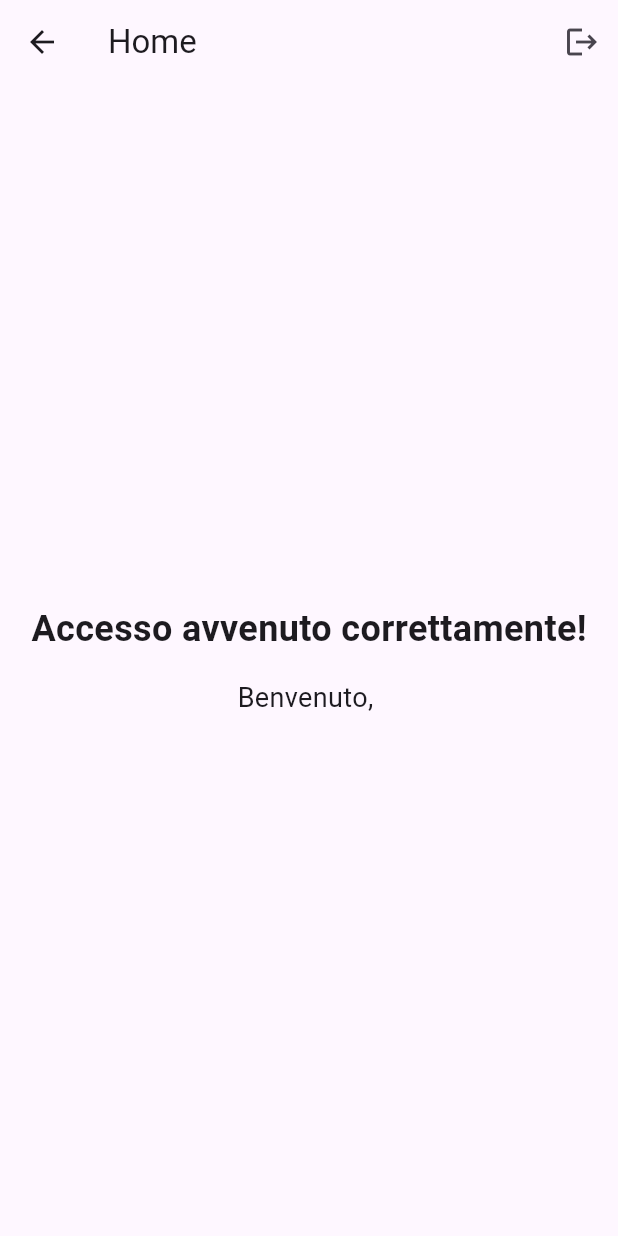
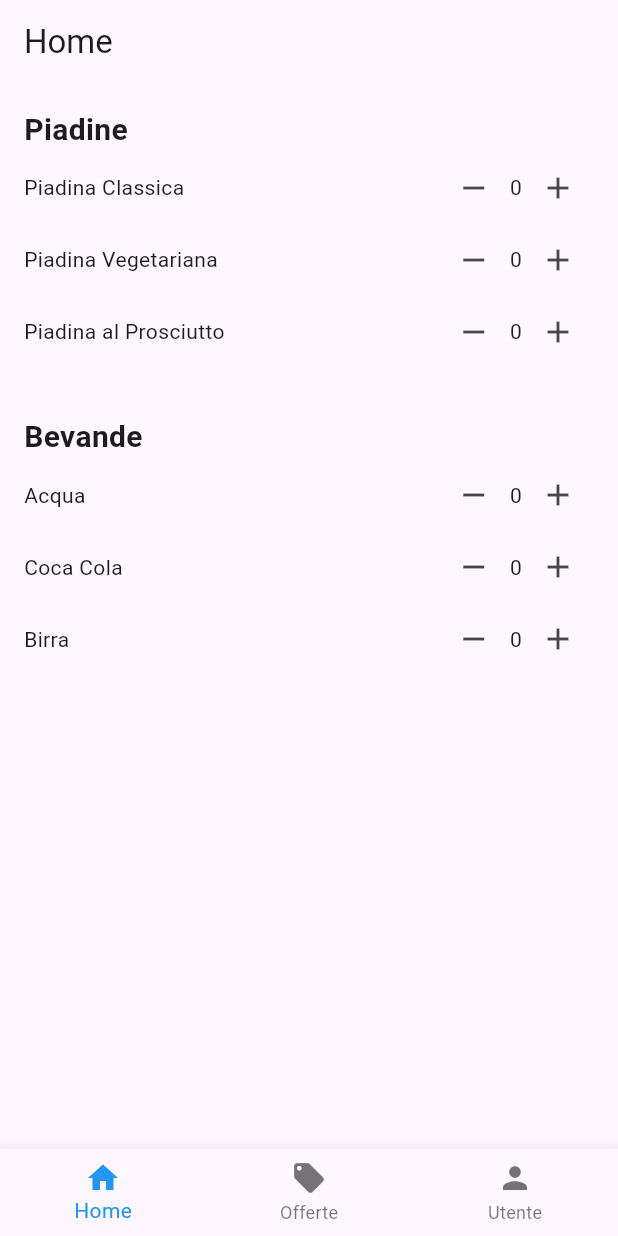
Before and after one commit to danielequinzio/piadinapartyflutter, a Flutter app: the HomeScreen screen opened by its route, on a phone screen of 412 x 824 dp. Run offline on Flutter 3.47's test engine with Material 3 defaults, Android fonts, the phone set to English and light mode, and no system bars; our stand-ins replace cloud_firestore, firebase_auth, firebase_core; accounts and stored records are empty; network calls fail.

Commit message:
committ bottomNavigationBar,Schermata offerte,utente

```diff
--- a/lib/home.dart
+++ b/lib/home.dart
@@ -1,36 +1,155 @@
 import 'package:flutter/material.dart';
 import 'package:firebase_auth/firebase_auth.dart';
+import 'offerte.dart';
+import 'utente.dart';
 
-class HomeScreen extends StatelessWidget {
+class HomeScreen extends StatefulWidget {
+  @override
+  _HomeScreenState createState() => _HomeScreenState();
+}
+
+class _HomeScreenState extends State<HomeScreen> {
+  int _selectedIndex = 0;
+
+  // Elenco delle schermate
+  final List<Widget> _pages = [
+    HomePage(),       // Schermata principale (Home)
+    OffertePage(),    // Schermata Offerte
+    UserPage(),       // Schermata Utente
+  ];
+
+  final List<String> _titles = [
+    'Home',
+    'Offerte',
+    'Profilo Utente',
+  ];
+
+  void _onItemTapped(int index) {
+    setState(() {
+      _selectedIndex = index; // Aggiorna l'indice selezionato
+    });
+  }
+
   @override
   Widget build(BuildContext context) {
-    final user = FirebaseAuth.instance.currentUser;
-
     return Scaffold(
       appBar: AppBar(
-        title: Text('Home'),
-        actions: [
-          IconButton(
-            icon: Icon(Icons.logout),
-            onPressed: () async {
-              await FirebaseAuth.instance.signOut();
-              Navigator.pushReplacementNamed(context, '/'); // Torna al login
-            },
+        title: Text(_titles[_selectedIndex]),
+        automaticallyImplyLeading: false, // Rimuove il pulsante per tornare indietro
+      ),
+      body: _pages[_selectedIndex], // Mostra la schermata selezionata
+      bottomNavigationBar: BottomNavigationBar(
+        items: const <BottomNavigationBarItem>[
+          BottomNavigationBarItem(
+            icon: Icon(Icons.home),
+            label: 'Home',
+          ),
+          BottomNavigationBarItem(
+            icon: Icon(Icons.local_offer),
+            label: 'Offerte',
+          ),
+          BottomNavigationBarItem(
+            icon: Icon(Icons.person),
+            label: 'Utente',
           ),
         ],
+        currentIndex: _selectedIndex,
+        selectedItemColor: Colors.blue,
+        onTap: _onItemTapped, // Cambia la schermata al tocco
       ),
-      body: Center(
+    );
+  }
+}
+
+class HomePage extends StatefulWidget {
+  @override
+  _HomePageState createState() => _HomePageState();
+}
+
+class _HomePageState extends State<HomePage> {
+  final List<String> piadine = ['Piadina Classica', 'Piadina Vegetariana', 'Piadina al Prosciutto'];
+  final List<String> bevande = ['Acqua', 'Coca Cola', 'Birra'];
+  final Map<String, int> quantities = {};
+
+  @override
+  void initState() {
+    super.initState();
+    for (var item in piadine) {
+      quantities[item] = 0;
+    }
+    for (var item in bevande) {
+      quantities[item] = 0;
+    }
+  }
+
+  void _incrementQuantity(String item) {
+    setState(() {
+      quantities[item] = (quantities[item] ?? 0) + 1;
+    });
+  }
+
+  void _decrementQuantity(String item) {
+    setState(() {
+      if ((quantities[item] ?? 0) > 0) {
+        quantities[item] = (quantities[item] ?? 0) - 1;
+      }
+    });
+  }
+
+  Widget _buildItemRow(String item) {
+    return Row(
+      mainAxisAlignment: MainAxisAlignment.spaceBetween,
+      children: [
+        Text(item),
+        Row(
+          children: [
+            IconButton(
+              icon: Icon(Icons.remove),
+              onPressed: () => _decrementQuantity(item),
+            ),
+            Text('${quantities[item]}'),
+            IconButton(
+              icon: Icon(Icons.add),
+              onPressed: () => _incrementQuantity(item),
+            ),
+          ],
+        ),
+      ],
+    );
+  }
+
+  @override
+  Widget build(BuildContext context) {
+    return SingleChildScrollView(
+      child: Padding(
+        padding: const EdgeInsets.all(16.0),
         child: Column(
-          mainAxisAlignment: MainAxisAlignment.center,
+          crossAxisAlignment: CrossAxisAlignment.start,
           children: [
             Text(
-              'Accesso avvenuto correttamente!',
-              style: TextStyle(fontSize: 24, fontWeight: FontWeight.bold),
+              'Piadine',
+              style: TextStyle(fontSize: 20, fontWeight: FontWeight.bold),
             ),
-            SizedBox(height: 16),
+            ListView.builder(
+              shrinkWrap: true,
+              physics: NeverScrollableScrollPhysics(),
+              itemCount: piadine.length,
+              itemBuilder: (context, index) {
+                return _buildItemRow(piadine[index]);
+              },
+            ),
+            SizedBox(height: 32),
             Text(
-              'Benvenuto, ${user?.email ?? 'Utente'}',
-              style: TextStyle(fontSize: 18),
+              'Bevande',
+              style: TextStyle(fontSize: 20, fontWeight: FontWeight.bold),
+            ),
+            ListView.builder(
+              shrinkWrap: true,
+              physics: NeverScrollableScrollPhysics(),
+              itemCount: bevande.length,
+              itemBuilder: (context, index) {
+                return _buildItemRow(bevande[index]);
+              },
             ),
           ],
         ),
--- a/lib/main.dart
+++ b/lib/main.dart
@@ -4,6 +4,7 @@ import 'firebase_options.dart';
 import 'login.dart'; // Importa la pagina di login
 import 'registrazione.dart'; // Importa la pagina di registrazione
 import 'home.dart'; // Importa la pagina della Home
+import 'package:firebase_auth/firebase_auth.dart'; // Per verificare l'utente autenticato
 
 void main() async {
   WidgetsFlutterBinding.ensureInitialized();
@@ -24,7 +25,8 @@ class MyApp extends StatelessWidget {
         colorScheme: ColorScheme.fromSeed(seedColor: Colors.deepPurple),
         useMaterial3: true,
       ),
-      initialRoute: '/', // La rotta iniziale è la pagina di login
+      // Determina la rotta iniziale in base all'autenticazione dell'utente
+      initialRoute: FirebaseAuth.instance.currentUser != null ? '/home' : '/',
       routes: {
         '/': (context) => LoginScreen(), // Rotta per la pagina di login
         '/register': (context) => RegisterScreen(), // Rotta per la pagina di registrazione
--- /dev/null
+++ b/lib/offerte.dart
@@ -0,0 +1,24 @@
+import 'package:flutter/material.dart';
+
+class OffertePage extends StatelessWidget {
+  final List<String> offerte = [
+    'Piadina classica + coca cola',
+    'Piadina al prosciutto + acqua',
+    'Piadina vegetariana + birra'
+  ];
+
+  @override
+  Widget build(BuildContext context) {
+    return Padding(
+      padding: const EdgeInsets.all(16.0),
+      child: ListView.builder(
+        itemCount: offerte.length,
+        itemBuilder: (context, index) {
+          return ListTile(
+            title: Text(offerte[index]),
+          );
+        },
+      ),
+    );
+  }
+}
```
Also changed, not shown: lib/utente.dart (added, +120 -0 lines).
